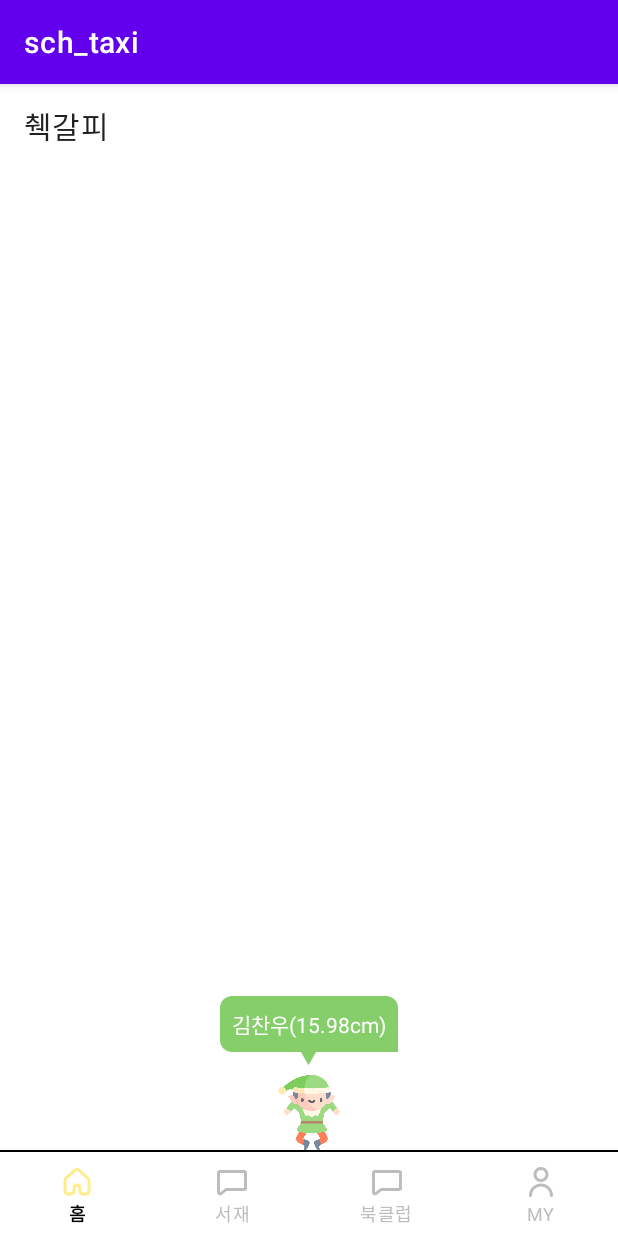
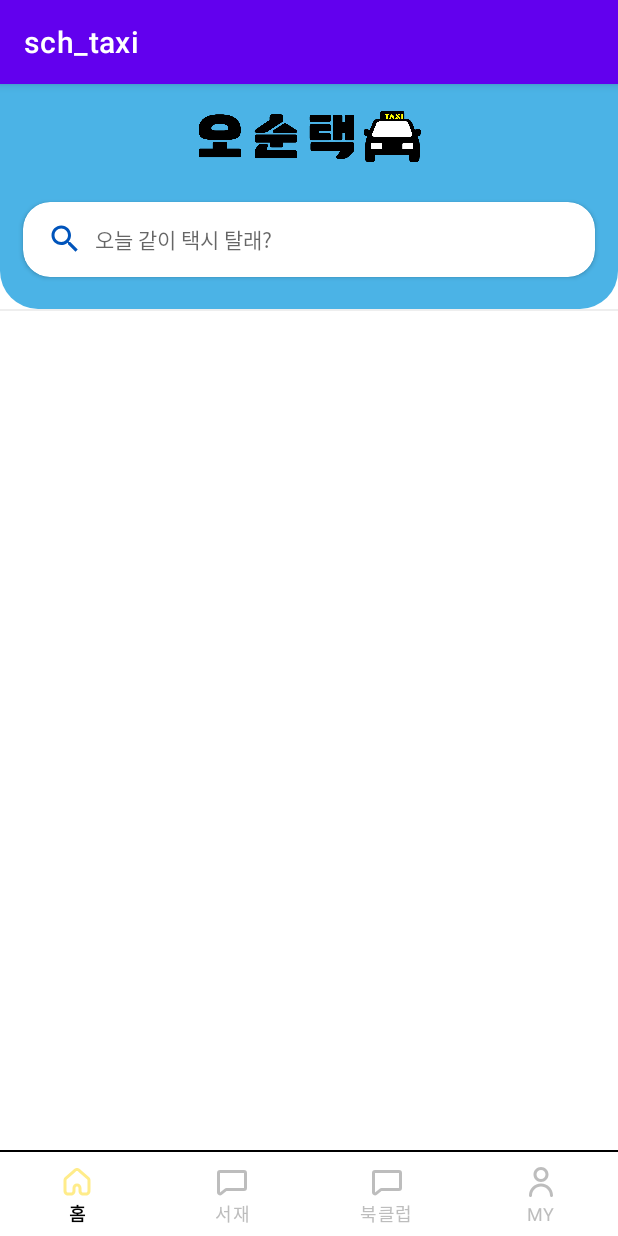
Before and after one commit to Uttug-Seuja/sch-taxi-android, an Android app: the HomeFragment screen opened through its navigation route, on a phone screen of 412 x 824 dp. Run offline under Robolectric (Android 15) with nearby library versions, the phone set to English and light mode, and no system bars; our stand-ins replace Dagger/Hilt's generated code, data binding, navigation-ui.

Commit message:
[sch taxi] 홈 페이지 > base ui setting

```diff
--- a/app/src/main/java/com/sch/sch_taxi/ui/home/HomeViewModel.kt
+++ b/app/src/main/java/com/sch/sch_taxi/ui/home/HomeViewModel.kt
@@ -21,7 +21,11 @@ class HomeViewModel @Inject constructor(
     init {
         getTempList()
     }
-
+    fun onClickedSearch() {
+        baseViewModelScope.launch {
+//            _navigationEvent.emit(HomeNavigationAction.NavigateToSearch)
+        }
+    }
     private fun getTempList() {
 //        val test1 = BookCoverStack(
 //            listOf(
--- a/app/src/main/res/layout/fragment_home.xml
+++ b/app/src/main/res/layout/fragment_home.xml
@@ -12,73 +12,118 @@
         <import type="android.view.View" />
     </data>
 
-    <androidx.constraintlayout.widget.ConstraintLayout
+    <LinearLayout
+        android:fitsSystemWindows="true"
         android:layout_width="match_parent"
         android:layout_height="match_parent"
-        android:background="@color/white">
+        android:orientation="vertical"
+        tools:context=".ui.home.HomeFragment">
+
+        <FrameLayout
+            android:layout_width="match_parent"
+            android:layout_height="150dp">
+
+            <View
+                android:layout_width="wrap_content"
+                android:layout_height="wrap_content"
+                android:background="@drawable/home_top_bg">
+
+            </View>
 
             <LinearLayout
                 android:layout_width="match_parent"
                 android:layout_height="match_parent"
                 android:orientation="vertical">
 
-            <androidx.appcompat.widget.Toolbar
-                android:id="@+id/toolbar"
+                <ImageView
+                    android:id="@+id/title_text"
+                    android:layout_width="150dp"
+                    android:layout_height="70dp"
+                    android:layout_gravity="center"
+                    android:src="@drawable/ost_top_logo"
+                    android:text="오순택"
+                    android:textSize="25dp" />
+
+
+                <androidx.cardview.widget.CardView
                     android:layout_width="match_parent"
                     android:layout_height="wrap_content"
-                app:layout_constraintTop_toTopOf="parent"
-                app:title="췍갈피" />
+                    android:layout_marginStart="8dp"
+                    android:layout_marginEnd="8dp"
+                    app:cardCornerRadius="18dp"
+                    app:cardUseCompatPadding="true">
+
+                    <LinearLayout
+                        app:onSingleClick="@{() -> vm.onClickedSearch()}"
+                        android:id="@+id/searchViewLayout"
+                        android:layout_width="match_parent"
+                        android:layout_height="match_parent"
+                        android:elevation="1dp"
+                        android:orientation="horizontal">
+
+                        <TextView
+                            android:layout_width="0dp"
+                            android:layout_height="50dp"
+                            android:layout_marginStart="8dp"
+                            android:layout_weight="1"
+                            android:background="@android:color/transparent"
+                            android:drawableStart="@drawable/ic_baseline_search_24"
+                            android:drawablePadding="8dp"
+                            android:gravity="center_vertical"
+                            android:hint="오늘 같이 택시 탈래?"
+                            android:paddingStart="8dp"
+                            android:paddingEnd="8dp"
+                            android:textSize="14sp" />
+
+                    </LinearLayout>
+
+                </androidx.cardview.widget.CardView>
+            </LinearLayout>
+
+        </FrameLayout>
 
 
-            <androidx.core.widget.NestedScrollView
+
+        <View
             android:layout_width="match_parent"
-                android:layout_height="match_parent"
-                android:fillViewport="true">
-
+            android:layout_height="1.5dp"
+            android:background="#eeeeee" />
 
         <LinearLayout
             android:layout_width="match_parent"
-                    android:layout_height="wrap_content"
+            android:layout_height="match_parent"
             android:orientation="vertical"
-                    android:layout_gravity="center_horizontal"
-                    android:gravity="bottom">
+            app:layout_constraintEnd_toEndOf="parent"
+            app:layout_constraintStart_toStartOf="parent"
+            app:layout_constraintTop_toBottomOf="@+id/recyclerView">
+
+
+            <androidx.recyclerview.widget.RecyclerView
+                android:id="@+id/rv_match"
+                android:layout_width="match_parent"
+                android:layout_height="match_parent"
+                android:layout_marginBottom="80dp"
+                android:layout_gravity="center"
+                android:visibility="visible"
+                android:nestedScrollingEnabled="false"
+                android:orientation="vertical"
+                app:layoutManager="androidx.recyclerview.widget.LinearLayoutManager"
+                app:layout_behavior="com.google.android.material.appbar.AppBarLayout$ScroolingViewBehavior" />
 
             <TextView
-                        android:id="@+id/txtBanner"
-                        android:layout_width="wrap_content"
-                        android:layout_height="wrap_content"
-                        android:background="@drawable/bg_banner"
-                        android:layout_gravity="center"
-                        android:layout_marginTop="200dp"
-                        android:paddingStart="8dp"
-                        android:paddingTop="8dp"
-                        android:paddingEnd="8dp"
-                        android:paddingBottom="8dp"
-                        android:text="김찬우(15.98cm)"
-                        android:textColor="#ffffff"
-                        />
+                android:id="@+id/noResultCard"
+                android:layout_width="match_parent"
+                android:layout_height="match_parent"
+                android:gravity="center"
+                android:layout_marginBottom="80dp"
+                android:orientation="vertical"
+                android:text="아직 게시글이 없습니다"
+                android:visibility="gone"/>
+        </LinearLayout>
 
-                    <ImageView
-                        android:id="@+id/txtBannerTail"
-                        android:layout_width="wrap_content"
-                        android:layout_height="wrap_content"
-                        android:layout_gravity="center"
-                        android:background="@drawable/bg_banner_tail"
-                        app:layout_constraintBottom_toBottomOf="@+id/txtBanner"
-                        app:layout_constraintLeft_toRightOf="@+id/txtBanner" />
 
-                    <ImageView
-                        android:layout_width="wrap_content"
-                        android:layout_height="50dp"
-                        android:layout_marginTop="5dp"
-                        android:layout_gravity="center"
-                        android:src="@drawable/character"
-                        />
 
 
     </LinearLayout>
 
-            </androidx.core.widget.NestedScrollView>
-        </LinearLayout>
-    </androidx.constraintlayout.widget.ConstraintLayout>
 </layout>
```
Lines whose indentation alone changed are shown as unchanged.
